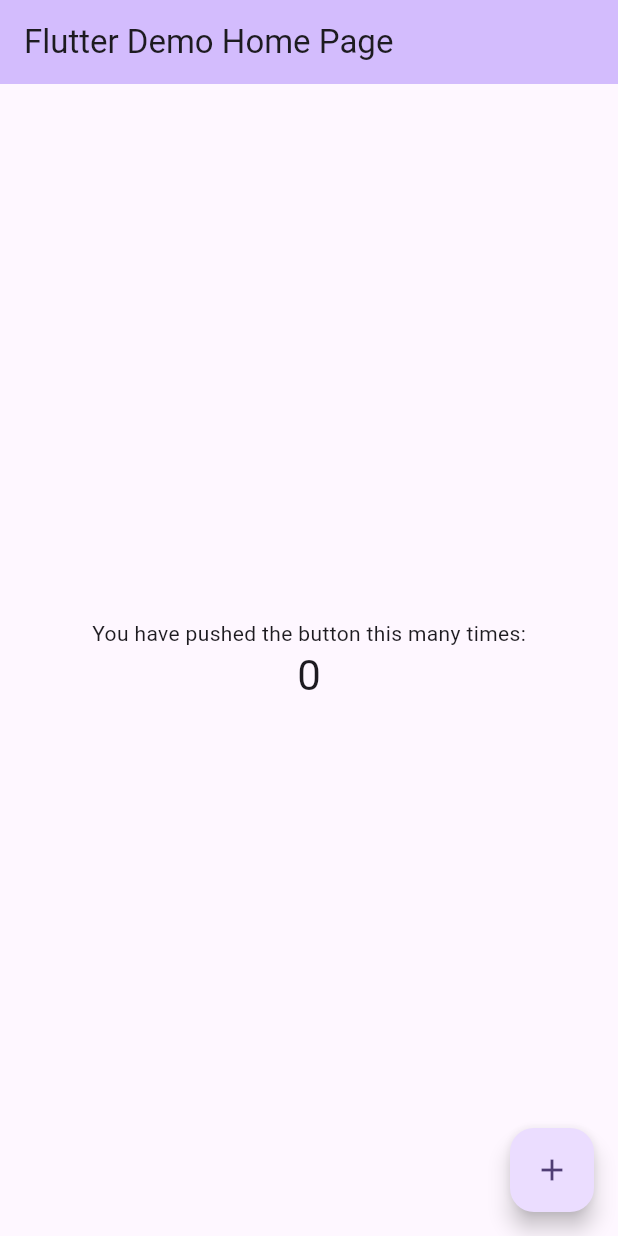
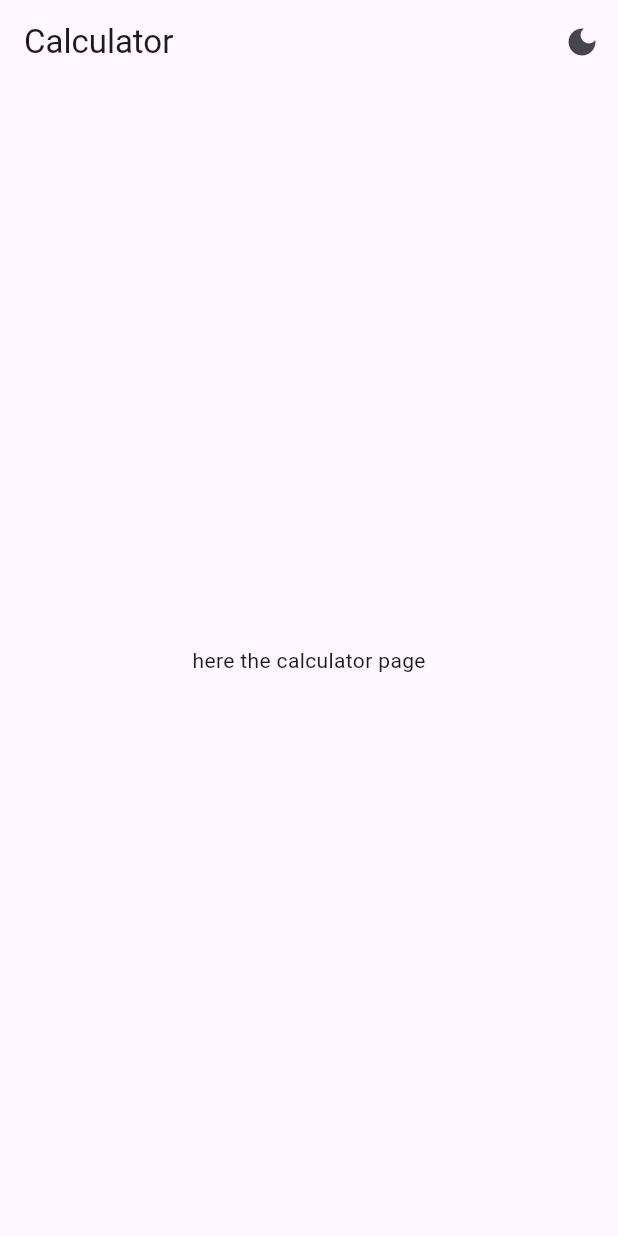
Before and after one commit to Bug-Busters-5/Calculaura, a Flutter app: the screen it shows after launch, on a phone screen of 412 x 824 dp. Run offline on Flutter 3.47's test engine with Material 3 defaults, Android fonts, the phone set to English and light mode, and no system bars; our stand-ins replace hooks_riverpod, responsive_sizer.

Commit message:
Setting-up the core of the app
Co-authored-by: mennaawalid <mennaawalid@users.noreply.github.com>

```diff
--- /dev/null
+++ b/lib/app/app.dart
@@ -0,0 +1,33 @@
+import 'package:calculaura/calculator/presentation/screens/home_calculator_page.dart';
+import 'package:calculaura/core/themes.dart';
+import 'package:flutter/material.dart';
+import 'package:hooks_riverpod/hooks_riverpod.dart';
+import 'package:responsive_sizer/responsive_sizer.dart';
+
+class MyApp extends ConsumerWidget {
+  const MyApp({super.key});
+
+  @override
+  Widget build(BuildContext context, WidgetRef ref) {
+    return ResponsiveSizer(
+      builder: (context, orientation, screenType) {
+        return MaterialApp(
+          builder: (BuildContext context, Widget? child) {
+            return MediaQuery(
+              data: MediaQuery.of(context).copyWith(
+                textScaler: const TextScaler.linear(1),
+              ),
+              child: child!,
+            );
+          },
+          debugShowCheckedModeBanner: false,
+          title: 'calculaura',
+          home: const HomeCalculatorPage(),
+          theme: lightModeTheme,
+          darkTheme:darkModeTheme,
+           themeMode: ThemeMode.system,
+        );
+      },
+    );
+  }
+}
--- /dev/null
+++ b/lib/app/app_riverpod.dart
@@ -0,0 +1,6 @@
+import 'package:flutter/material.dart';
+import 'package:hooks_riverpod/hooks_riverpod.dart';
+
+final themeProvider = StateProvider<ThemeMode>((ref) {
+   return ThemeMode.system;
+});
--- /dev/null
+++ b/lib/calculator/presentation/screens/home_calculator_page.dart
@@ -0,0 +1,37 @@
+import 'package:calculaura/app/app_riverpod.dart';
+import 'package:flutter/material.dart';
+import 'package:hooks_riverpod/hooks_riverpod.dart';
+
+class HomeCalculatorPage extends ConsumerStatefulWidget {
+  const HomeCalculatorPage({super.key});
+
+  @override
+  ConsumerState<ConsumerStatefulWidget> createState() => _HomeCalculatorPageState();
+}
+
+class _HomeCalculatorPageState extends ConsumerState<HomeCalculatorPage> {
+
+  @override
+  Widget build(BuildContext context) {
+        final themeMode = ref.watch(themeProvider);
+
+    return   Scaffold(
+      appBar: AppBar(
+        title: const Text('Calculator'),
+        actions: <Widget>[
+          IconButton(
+            icon: Icon(themeMode == ThemeMode.dark ? Icons.light_mode : Icons.dark_mode),
+            onPressed: () {
+              ref.watch(themeProvider.notifier).state =
+                themeMode == ThemeMode.dark ? ThemeMode.light : ThemeMode.dark;
+            },
+          ),
+        ],
+      ),
+
+      body:  const Center(
+        child: Text("here the calculator page"),
+      ),
+    );
+  }
+}
--- /dev/null
+++ b/lib/core/themes.dart
@@ -0,0 +1,59 @@
+// ignore_for_file: deprecated_member_use
+
+import 'package:flutter/material.dart';
+import 'package:responsive_sizer/responsive_sizer.dart';
+
+ThemeData lightModeTheme = ThemeData(
+  useMaterial3: true,
+  brightness: Brightness.light,
+  primaryColor: const Color(0xFFADE2FF),
+  primaryColorDark: const Color(0xFF19ACFF),
+  primaryColorLight: const Color(0xFF7CC9FF),
+  backgroundColor: Colors.white,
+  textTheme: TextTheme(
+    titleMedium: TextStyle(
+      color: const Color(0XFF38B9FF),
+      fontWeight: FontWeight.w600,
+      fontSize: 14.sp,
+    ),
+    titleSmall: TextStyle(
+      color: const Color(0xFF7CC9FF),
+      fontWeight: FontWeight.w600,
+      fontSize: 12.sp,
+    ),
+    labelLarge: TextStyle(
+      color: const Color(0xFF858585),
+      fontWeight: FontWeight.w600,
+      fontSize: 14.sp,
+    ),
+  ),
+);
+
+
+
+ThemeData darkModeTheme = ThemeData(
+  useMaterial3: true,
+  brightness: Brightness.dark,
+  primaryColor: const Color(0xFF005DB2),
+  primaryColorDark: const Color(0xFF1991FF),
+  primaryColorLight: const Color(0xFF29A8FF),
+    backgroundColor:const  Color(0xFF17181A),
+
+  textTheme: TextTheme(
+    titleMedium: TextStyle(
+      color: const Color(0XFF29A8FF),
+      fontWeight: FontWeight.w600,
+      fontSize: 14.sp,
+    ),
+    titleSmall: TextStyle(
+      color: const Color(0xFF29A8FF),
+      fontWeight: FontWeight.w600,
+      fontSize: 12.sp,
+    ),
+    labelLarge: TextStyle(
+      color: const Color(0xFFA5A5A5),
+      fontWeight: FontWeight.w600,
+      fontSize: 14.sp,
+    ),
+  ),
+);
--- a/lib/main.dart
+++ b/lib/main.dart
@@ -1,125 +1,11 @@
+import 'package:calculaura/app/app.dart';
 import 'package:flutter/material.dart';
+import 'package:hooks_riverpod/hooks_riverpod.dart';
 
 void main() {
-  runApp(const MyApp());
+  runApp(
+  const  ProviderScope(
+       child: MyApp(),
+    ),
+  );
 }
-
-class MyApp extends StatelessWidget {
-  const MyApp({super.key});
-
-  // This widget is the root of your application.
-  @override
-  Widget build(BuildContext context) {
-    return MaterialApp(
-      title: 'Flutter Demo',
-      theme: ThemeData(
-        // This is the theme of your application.
-        //
-        // TRY THIS: Try running your application with "flutter run". You'll see
-        // the application has a purple toolbar. Then, without quitting the app,
-        // try changing the seedColor in the colorScheme below to Colors.green
-        // and then invoke "hot reload" (save your changes or press the "hot
-        // reload" button in a Flutter-supported IDE, or press "r" if you used
-        // the command line to start the app).
-        //
-        // Notice that the counter didn't reset back to zero; the application
-        // state is not lost during the reload. To reset the state, use hot
-        // restart instead.
-        //
-        // This works for code too, not just values: Most code changes can be
-        // tested with just a hot reload.
-        colorScheme: ColorScheme.fromSeed(seedColor: Colors.deepPurple),
-        useMaterial3: true,
-      ),
-      home: const MyHomePage(title: 'Flutter Demo Home Page'),
-    );
-  }
-}
-
-class MyHomePage extends StatefulWidget {
-  const MyHomePage({super.key, required this.title});
-
-  // This widget is the home page of your application. It is stateful, meaning
-  // that it has a State object (defined below) that contains fields that affect
-  // how it looks.
-
-  // This class is the configuration for the state. It holds the values (in this
-  // case the title) provided by the parent (in this case the App widget) and
-  // used by the build method of the State. Fields in a Widget subclass are
-  // always marked "final".
-
-  final String title;
-
-  @override
-  State<MyHomePage> createState() => _MyHomePageState();
-}
-
-class _MyHomePageState extends State<MyHomePage> {
-  int _counter = 0;
-
-  void _incrementCounter() {
-    setState(() {
-      // This call to setState tells the Flutter framework that something has
-      // changed in this State, which causes it to rerun the build method below
-      // so that the display can reflect the updated values. If we changed
-      // _counter without calling setState(), then the build method would not be
-      // called again, and so nothing would appear to happen.
-      _counter++;
-    });
-  }
-
-  @override
-  Widget build(BuildContext context) {
-    // This method is rerun every time setState is called, for instance as done
-    // by the _incrementCounter method above.
-    //
-    // The Flutter framework has been optimized to make rerunning build methods
-    // fast, so that you can just rebuild anything that needs updating rather
-    // than having to individually change instances of widgets.
-    return Scaffold(
-      appBar: AppBar(
-        // TRY THIS: Try changing the color here to a specific color (to
-        // Colors.amber, perhaps?) and trigger a hot reload to see the AppBar
-        // change color while the other colors stay the same.
-        backgroundColor: Theme.of(context).colorScheme.inversePrimary,
-        // Here we take the value from the MyHomePage object that was created by
-        // the App.build method, and use it to set our appbar title.
-        title: Text(widget.title),
-      ),
-      body: Center(
-        // Center is a layout widget. It takes a single child and positions it
-        // in the middle of the parent.
-        child: Column(
-          // Column is also a layout widget. It takes a list of children and
-          // arranges them vertically. By default, it sizes itself to fit its
-          // children horizontally, and tries to be as tall as its parent.
-          //
-          // Column has various properties to control how it sizes itself and
-          // how it positions its children. Here we use mainAxisAlignment to
-          // center the children vertically; the main axis here is the vertical
-          // axis because Columns are vertical (the cross axis would be
-          // horizontal).
-          //
-          // TRY THIS: Invoke "debug painting" (choose the "Toggle Debug Paint"
-          // action in the IDE, or press "p" in the console), to see the
-          // wireframe for each widget.
-          mainAxisAlignment: MainAxisAlignment.center,
-          children: <Widget>[
-            const Text(
-              'You have pushed the button this many times:',
-            ),
-            Text(
-              '$_counter',
-              style: Theme.of(context).textTheme.headlineMedium,
-            ),
-          ],
-        ),
-      ),
-      floatingActionButton: FloatingActionButton(
-        onPressed: _incrementCounter,
-        tooltip: 'Increment',
-        child: const Icon(Icons.add),
-      ), // This trailing comma makes auto-formatting nicer for build methods.
-    );
-  }
-}
```
Also changed, not shown: pubspec.yaml (+7 -0 lines), pubspec.lock, 1 other file.
